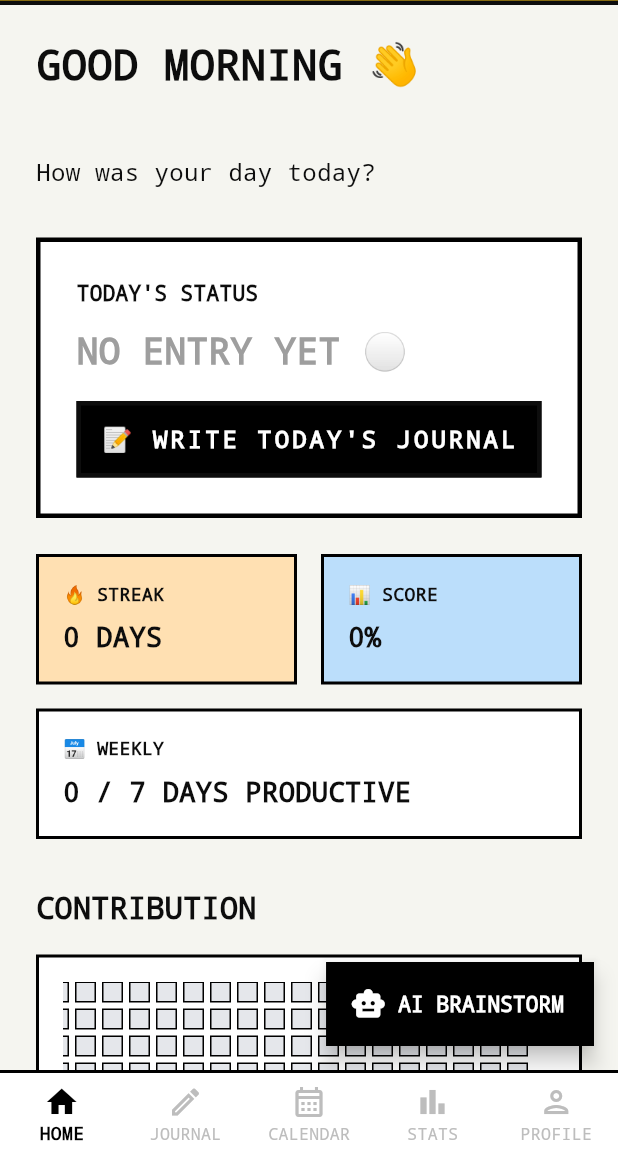
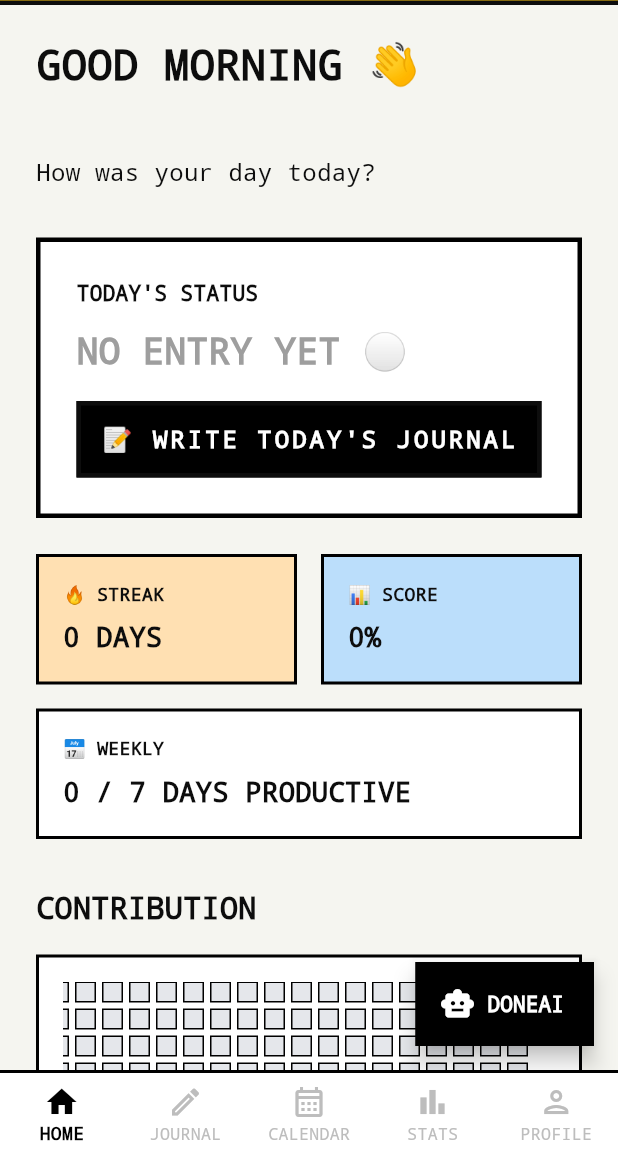
Before and after one commit to ryzecl/donelock_app, a Flutter app: the HomePage screen opened by its route, on a phone screen of 412 x 824 dp, the part 79-1236 px from its top. Run offline on Flutter 3.47's test engine with Material 3 defaults, Android fonts, the phone set to English and light mode, and no system bars; our stand-ins replace cloud_firestore, emoji_picker_flutter, firebase_auth, firebase_core, flutter_dotenv, flutter_local_notifications and 8 more; accounts and stored records are empty; generated files the repository leaves out were written again.

Commit message:
feat: update label of floating action button to "doneAI"

```diff
--- a/lib/features/home/presentation/home_page.dart
+++ b/lib/features/home/presentation/home_page.dart
@@ -34,7 +34,7 @@ class HomePage extends ConsumerWidget {
           side: BorderSide(color: Colors.black, width: 2),
         ),
         icon: const Icon(Icons.smart_toy),
-        label: const Text("AI BRAINSTORM", style: TextStyle(fontWeight: FontWeight.bold, fontFamily: 'monospace')),
+        label: const Text("DONEAI", style: TextStyle(fontWeight: FontWeight.bold, fontFamily: 'monospace')),
       ),
       body: SingleChildScrollView(
         padding: const EdgeInsets.all(24),
```
